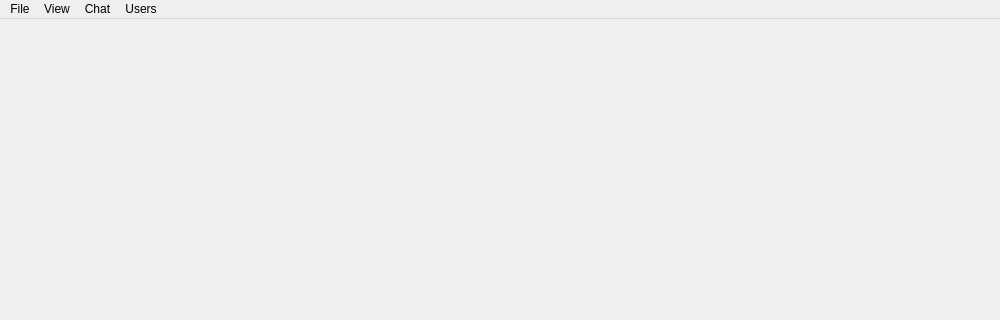
Qt form zapzap/ui/ui_mainwindow.ui (rafatosta/zapzap) before a commit; both pictures show x 0 to 1000 and y 0 to 320 of the 1000 by 600 pixel window.
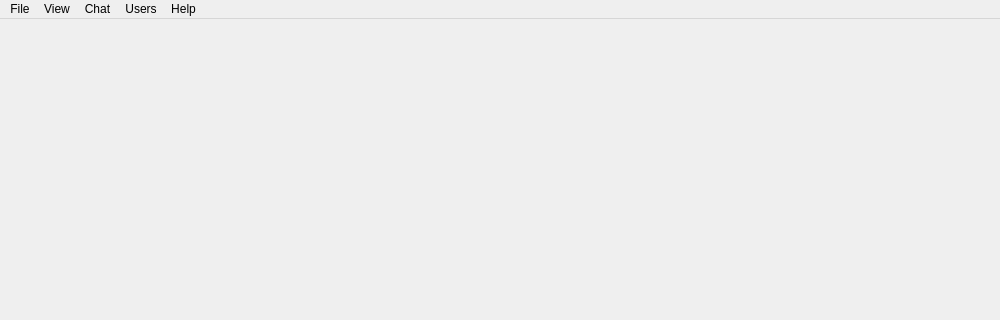
The same form after that commit.

Commit message: Create Shortcuts Dialog

Patch:
```diff
--- a/zapzap/ui/ui_mainwindow.ui
+++ b/zapzap/ui/ui_mainwindow.ui
@@ -83,10 +83,18 @@
      <string>Users</string>
     </property>
    </widget>
+   <widget class="QMenu" name="menuHelp">
+    <property name="title">
+     <string>Help</string>
+    </property>
+    <addaction name="actionShortcuts"/>
+    <addaction name="actionSobre_o_ZapZap"/>
+   </widget>
    <addaction name="menuFile"/>
    <addaction name="menuView"/>
    <addaction name="menuChat"/>
    <addaction name="menuUsers"/>
+   <addaction name="menuHelp"/>
   </widget>
   <widget class="QStatusBar" name="statusbar"/>
   <action name="actionQuit">
```
Left out of the diff: 10 changed lines with no effect on the pictures. The commit also changes 5 other files.
